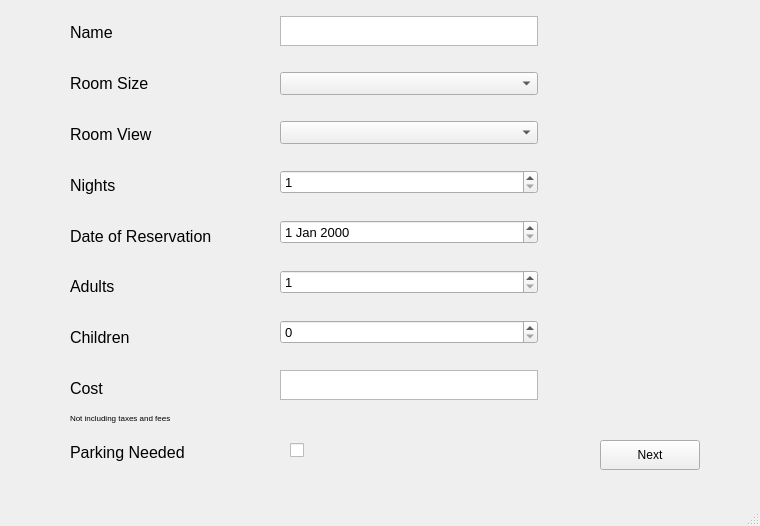
Qt form mainwindow.ui (JonathanXu4/CSC3220-Lab-2) before a commit.
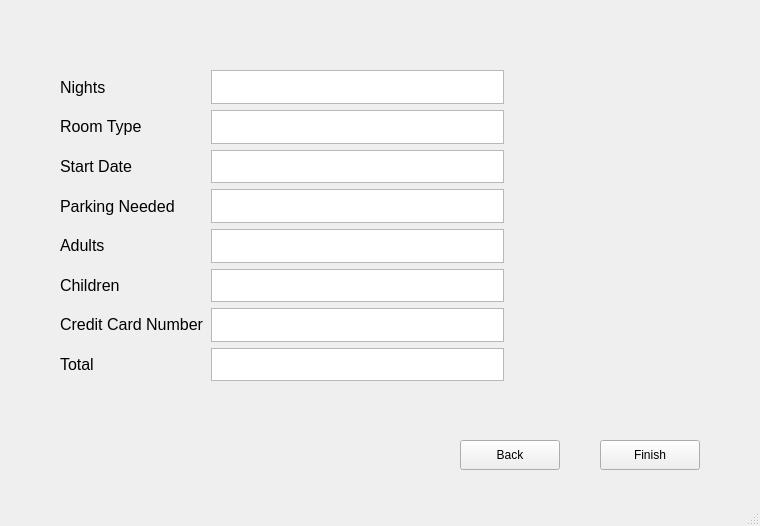
The same form after that commit. The open tabs and pages were chosen to show the change.

Commit message: Added credit card validation and 3rd page

What changed in the file:
```diff
--- a/mainwindow.ui
+++ b/mainwindow.ui
@@ -24,7 +24,7 @@
      </rect>
     </property>
     <widget class="QWidget" name="page">
-     <widget class="QWidget" name="">
+     <widget class="QWidget" name="layoutWidget">
       <property name="geometry">
        <rect>
         <x>70</x>
@@ -217,7 +217,7 @@
        <string>Not including taxes and fees</string>
       </property>
      </widget>
-     <widget class="QWidget" name="">
+     <widget class="QWidget" name="layoutWidget">
       <property name="geometry">
        <rect>
         <x>280</x>
@@ -288,6 +288,42 @@
            <pointsize>10</pointsize>
           </font>
          </property>
+         <property name="dateTime">
+          <datetime>
+           <hour>0</hour>
+           <minute>0</minute>
+           <second>0</second>
+           <year>2020</year>
+           <month>2</month>
+           <day>7</day>
+          </datetime>
+         </property>
+         <property name="maximumDateTime">
+          <datetime>
+           <hour>23</hour>
+           <minute>59</minute>
+           <second>59</second>
+           <year>2021</year>
+           <month>12</month>
+           <day>31</day>
+          </datetime>
+         </property>
+         <property name="minimumDateTime">
+          <datetime>
+           <hour>0</hour>
+           <minute>0</minute>
+           <second>0</second>
+           <year>2020</year>
+           <month>2</month>
+           <day>7</day>
+          </datetime>
+         </property>
+         <property name="displayFormat">
+          <string>M/d/yyyy</string>
+         </property>
+         <property name="calendarPopup">
+          <bool>true</bool>
+         </property>
         </widget>
        </item>
        <item>
@@ -671,6 +707,223 @@
       </layout>
      </widget>
     </widget>
+    <widget class="QWidget" name="page3">
+     <widget class="QPushButton" name="pushButton_4">
+      <property name="geometry">
+       <rect>
+        <x>460</x>
+        <y>440</y>
+        <width>100</width>
+        <height>30</height>
+       </rect>
+      </property>
+      <property name="text">
+       <string>Back</string>
+      </property>
+     </widget>
+     <widget class="QPushButton" name="pushButton_5">
+      <property name="geometry">
+       <rect>
+        <x>600</x>
+        <y>440</y>
+        <width>100</width>
+        <height>30</height>
+       </rect>
+      </property>
+      <property name="text">
+       <string>Finish</string>
+      </property>
+     </widget>
+     <widget class="QWidget" name="">
+      <property name="geometry">
+       <rect>
+        <x>60</x>
+        <y>70</y>
+        <width>444</width>
+        <height>311</height>
+       </rect>
+      </property>
+      <layout class="QFormLayout" name="formLayout">
+       <item row="0" column="0">
+        <layout class="QVBoxLayout" name="verticalLayout_7">
+         <item>
+          <widget class="QLabel" name="label_20">
+           <property name="font">
+            <font>
+             <pointsize>12</pointsize>
+            </font>
+           </property>
+           <property name="text">
+            <string>Nights</string>
+           </property>
+          </widget>
+         </item>
+         <item>
+          <widget class="QLabel" name="label_21">
+           <property name="font">
+            <font>
+             <pointsize>12</pointsize>
+            </font>
+           </property>
+           <property name="text">
+            <string>Room Type</string>
+           </property>
+          </widget>
+         </item>
+         <item>
+          <widget class="QLabel" name="label_19">
+           <property name="font">
+            <font>
+             <pointsize>12</pointsize>
+            </font>
+           </property>
+           <property name="text">
+            <string>Start Date</string>
+           </property>
+          </widget>
+         </item>
+         <item>
+          <widget class="QLabel" name="label_23">
+           <property name="font">
+            <font>
+             <pointsize>12</pointsize>
+            </font>
+           </property>
+           <property name="text">
+            <string>Parking Needed</string>
+           </property>
+          </widget>
+         </item>
+         <item>
+          <widget class="QLabel" name="label_24">
+           <property name="font">
+            <font>
+             <pointsize>12</pointsize>
+            </font>
+           </property>
+           <property name="text">
+            <string>Adults</string>
+           </property>
+          </widget>
+         </item>
+         <item>
+          <widget class="QLabel" name="label_22">
+           <property name="font">
+            <font>
+             <pointsize>12</pointsize>
+            </font>
+           </property>
+           <property name="text">
+            <string>Children</string>
+           </property>
+          </widget>
+         </item>
+         <item>
+          <widget class="QLabel" name="label_28">
+           <property name="font">
+            <font>
+             <pointsize>12</pointsize>
+            </font>
+           </property>
+           <property name="text">
+            <string>Credit Card Number</string>
+           </property>
+          </widget>
+         </item>
+         <item>
+          <widget class="QLabel" name="label_26">
+           <property name="font">
+            <font>
+             <pointsize>12</pointsize>
+            </font>
+           </property>
+           <property name="text">
+            <string>Total</string>
+           </property>
+          </widget>
+         </item>
+        </layout>
+       </item>
+       <item row="0" column="1">
+        <layout class="QVBoxLayout" name="verticalLayout_6">
+         <item>
+          <widget class="QTextBrowser" name="Duration3">
+           <property name="font">
+            <font>
+             <pointsize>10</pointsize>
+            </font>
+           </property>
+          </widget>
+         </item>
+         <item>
+          <widget class="QTextBrowser" name="RoomType3">
+           <property name="font">
+            <font>
+             <pointsize>10</pointsize>
+            </font>
+           </property>
+          </widget>
+         </item>
+         <item>
+          <widget class="QTextBrowser" name="StartDate3">
+           <property name="font">
+            <font>
+             <pointsize>10</pointsize>
+            </font>
+           </property>
+          </widget>
+         </item>
+         <item>
+          <widget class="QTextBrowser" name="ParkingNeeded3">
+           <property name="font">
+            <font>
+             <pointsize>10</pointsize>
+            </font>
+           </property>
+          </widget>
+         </item>
+         <item>
+          <widget class="QTextBrowser" name="Adults3">
+           <property name="font">
+            <font>
+             <pointsize>10</pointsize>
+            </font>
+           </property>
+          </widget>
+         </item>
+         <item>
+          <widget class="QTextBrowser" name="Children3">
+           <property name="font">
+            <font>
+             <pointsize>10</pointsize>
+            </font>
+           </property>
+          </widget>
+         </item>
+         <item>
+          <widget class="QTextBrowser" name="CreditCardNumber3">
+           <property name="font">
+            <font>
+             <pointsize>10</pointsize>
+            </font>
+           </property>
+          </widget>
+         </item>
+         <item>
+          <widget class="QTextBrowser" name="Total3">
+           <property name="font">
+            <font>
+             <pointsize>10</pointsize>
+            </font>
+           </property>
+          </widget>
+         </item>
+        </layout>
+       </item>
+      </layout>
+     </widget>
+    </widget>
+    <widget class="QWidget" name="page4"/>
    </widget>
   </widget>
   <widget class="QMenuBar" name="menubar">
```
Left out of the diff: 34 changed lines with no effect on the pictures. The commit also changes 8 other files.
